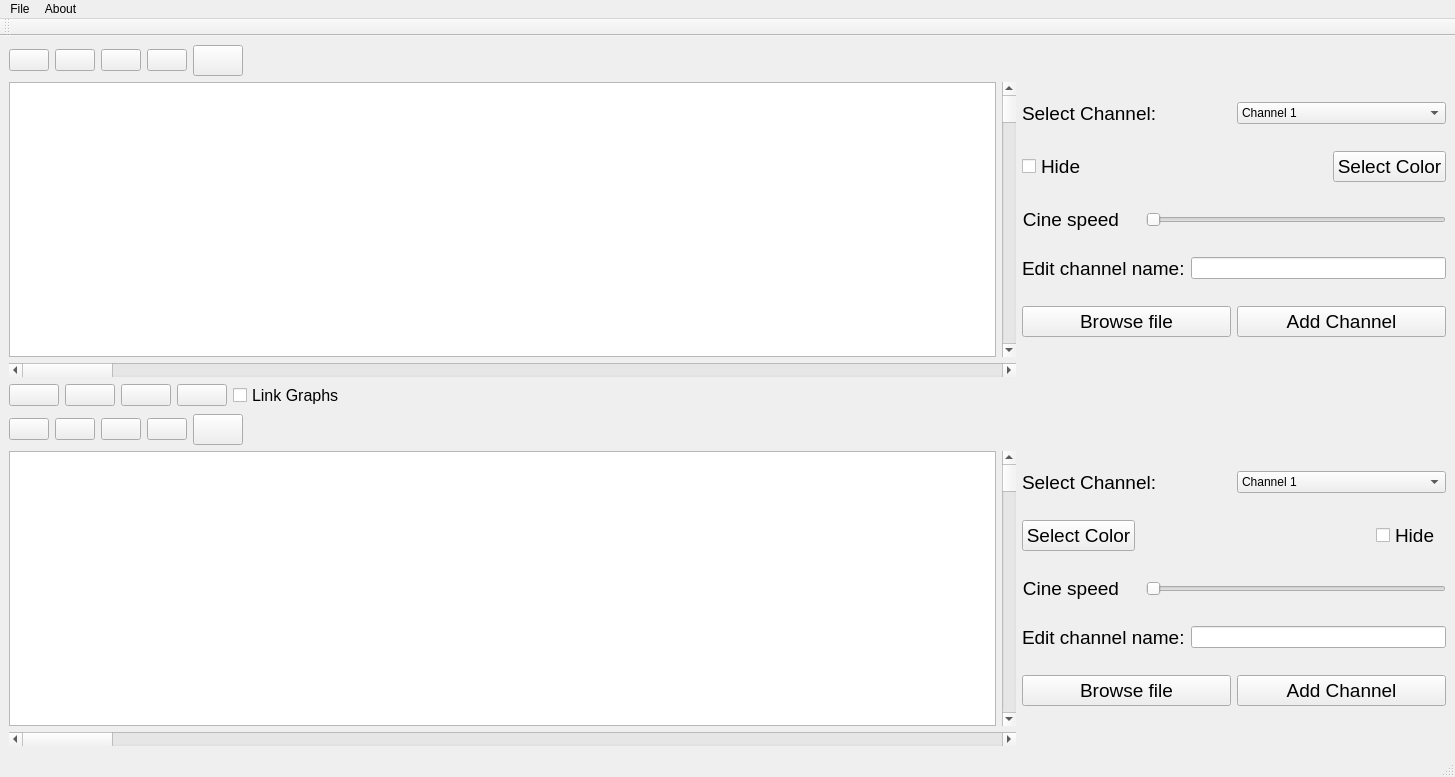
Qt form beta.ui (Youssef-Ashraf71/multi-channel-signal-viewer) before a commit.
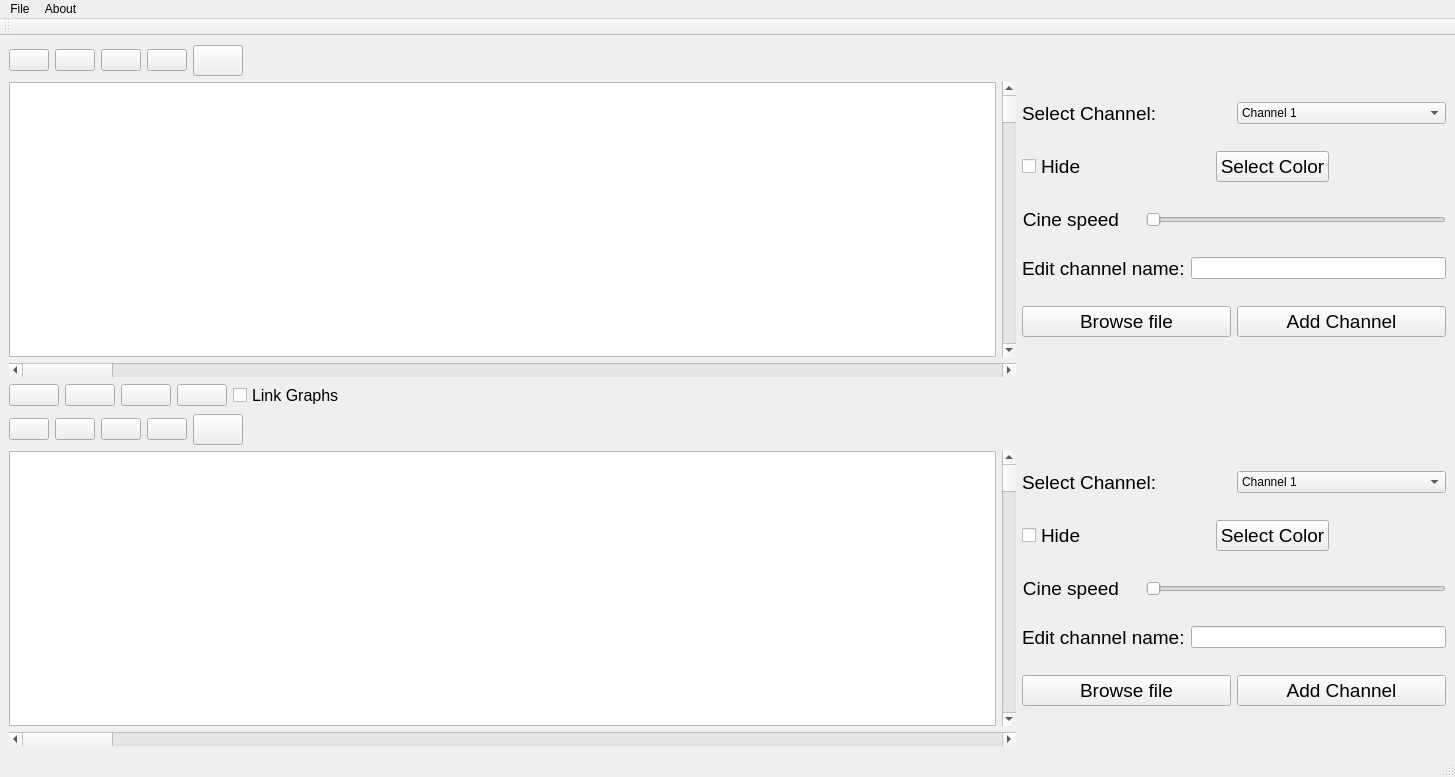
The same form after that commit. Icons and pictures are not drawn. Custom widgets are drawn as their Qt base class.

```diff
--- a/beta.ui
+++ b/beta.ui
@@ -216,6 +216,19 @@
             </property>
            </widget>
           </item>
+          <item>
+           <spacer name="horizontalSpacer_5">
+            <property name="orientation">
+             <enum>Qt::Horizontal</enum>
+            </property>
+            <property name="sizeHint" stdset="0">
+             <size>
+              <width>40</width>
+              <height>20</height>
+             </size>
+            </property>
+           </spacer>
+          </item>
          </layout>
         </item>
         <item row="2" column="0" colspan="2">
@@ -561,6 +574,31 @@
         </item>
         <item row="1" column="0" colspan="2">
          <layout class="QHBoxLayout" name="horizontalLayout_13">
+          <item>
+           <widget class="QCheckBox" name="checkBox2">
+            <property name="font">
+             <font>
+              <pointsize>14</pointsize>
+             </font>
+            </property>
+            <property name="text">
+             <string>Hide </string>
+            </property>
+           </widget>
+          </item>
+          <item>
+           <spacer name="horizontalSpacer_6">
+            <property name="orientation">
+             <enum>Qt::Horizontal</enum>
+            </property>
+            <property name="sizeHint" stdset="0">
+             <size>
+              <width>40</width>
+              <height>20</height>
+             </size>
+            </property>
+           </spacer>
+          </item>
           <item>
            <widget class="QPushButton" name="selectColorBtn2">
             <property name="font">
@@ -586,18 +624,6 @@
             </property>
            </spacer>
           </item>
-          <item>
-           <widget class="QCheckBox" name="checkBox2">
-            <property name="font">
-             <font>
-              <pointsize>14</pointsize>
-             </font>
-            </property>
-            <property name="text">
-             <string>Hide </string>
-            </property>
-           </widget>
-          </item>
          </layout>
         </item>
         <item row="2" column="0" colspan="2">
```
Left out of the diff: 4 changed lines with no effect on the pictures.
